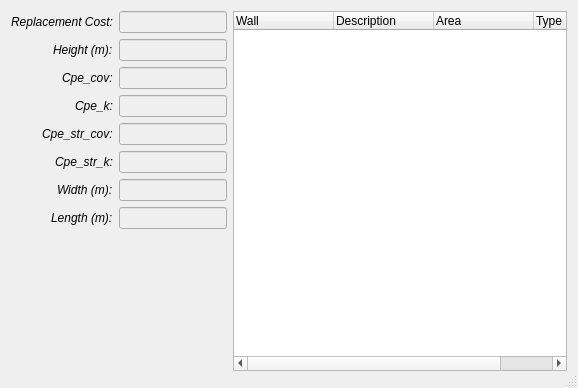
Old version of the form vaws/gui/ui/house.ui in the repository GeoscienceAustralia/vaws.
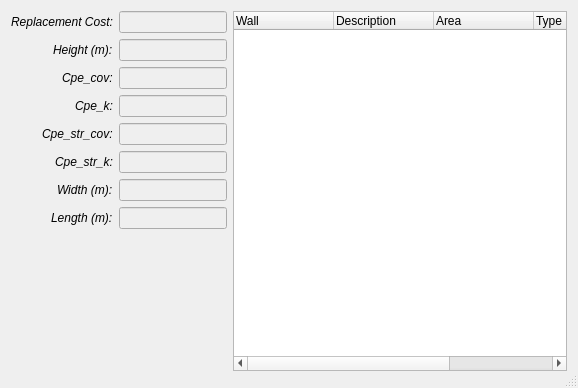
New version of the form. Icons and pictures are not drawn.

Commit message: 1)add repair_type in house gui, 2)add buildg_gui.sh in .travis

```diff
--- a/vaws/gui/ui/house.ui
+++ b/vaws/gui/ui/house.ui
@@ -217,6 +217,12 @@
          <verstretch>0</verstretch>
         </sizepolicy>
        </property>
+       <property name="focusPolicy">
+        <enum>Qt::NoFocus</enum>
+       </property>
+       <property name="columnCount">
+        <number>5</number>
+       </property>
        <column>
         <property name="text">
          <string>Wall</string>
@@ -237,6 +243,11 @@
          <string>Type</string>
         </property>
        </column>
+       <column>
+        <property name="text">
+         <string>Repair</string>
+        </property>
+       </column>
       </widget>
      </item>
     </layout>
```
The commit also changes 3 other files.
